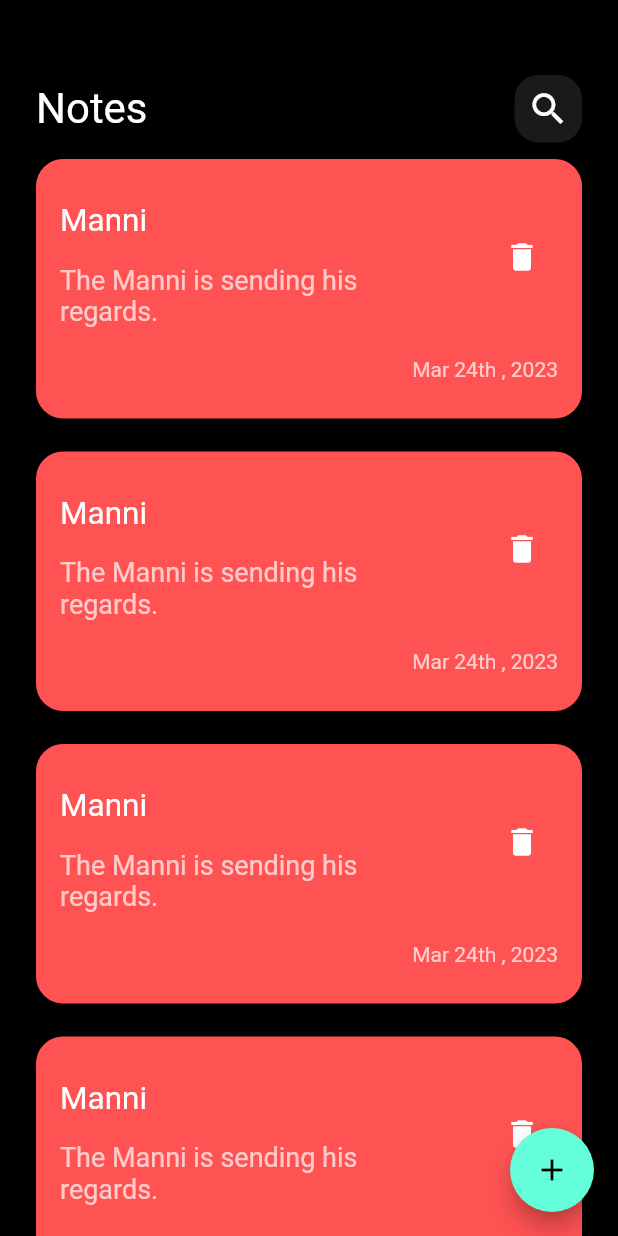
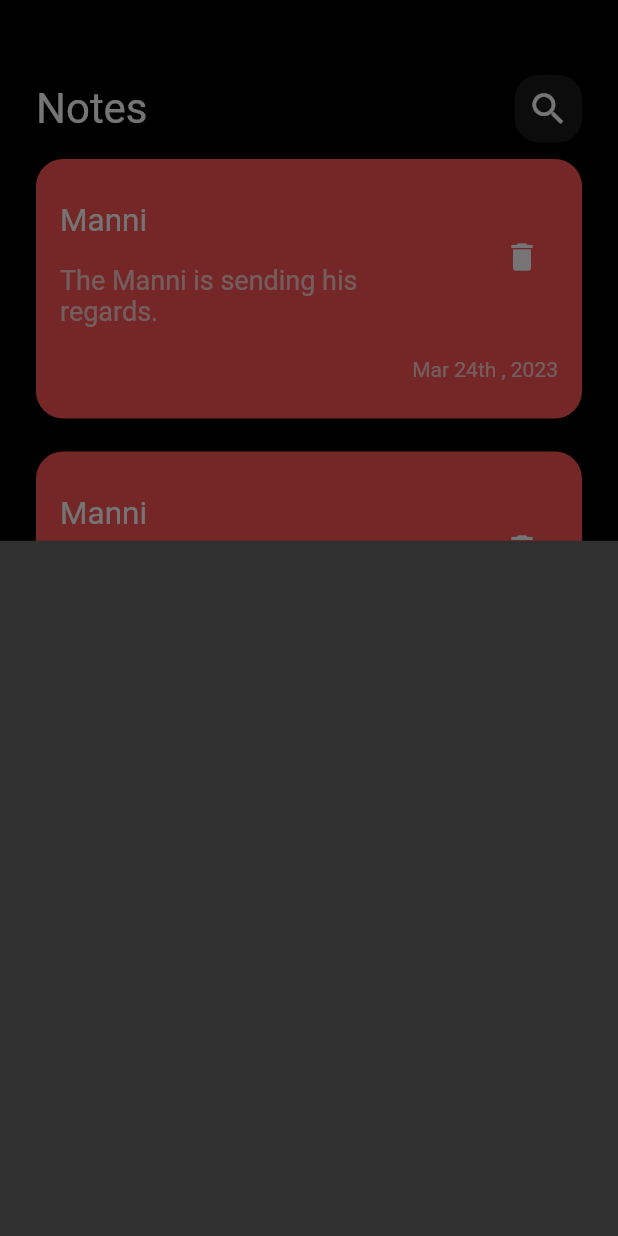
Before and after one commit to mannieeez/notes_app, a Flutter app: the screen it shows after launch, after a tap on the "add" icon, on a phone screen of 412 x 824 dp. Run offline on Flutter 3.47's test engine with Material 2 defaults, Android fonts, the phone set to English and light mode, and no system bars.

Commit message:
show modal bottom sheet

```diff
--- a/lib/Views/home_page_view.dart
+++ b/lib/Views/home_page_view.dart
@@ -3,6 +3,7 @@ import 'package:flutter/src/widgets/framework.dart';
 import 'package:flutter/src/widgets/placeholder.dart';
 
 import '../Widgets/HomePageBody.dart';
+import '../Widgets/add_note_sheet.dart';
 
 class HomePageView extends StatelessWidget {
   const HomePageView({super.key});
@@ -11,7 +12,13 @@ class HomePageView extends StatelessWidget {
   Widget build(BuildContext context) {
     return Scaffold(
       floatingActionButton: FloatingActionButton(
-        onPressed: () {},
+        onPressed: () {
+          showModalBottomSheet(
+              context: context,
+              builder: (context) {
+                return AddNoteSheet();
+              });
+        },
         child: const Icon(Icons.add),
       ),
       body: const HomePageBody(),
--- /dev/null
+++ b/lib/Widgets/add_note_sheet.dart
@@ -0,0 +1,10 @@
+import 'package:flutter/cupertino.dart';
+
+class AddNoteSheet extends StatelessWidget {
+  const AddNoteSheet({super.key});
+
+  @override
+  Widget build(BuildContext context) {
+    return Container();
+  }
+}
```
